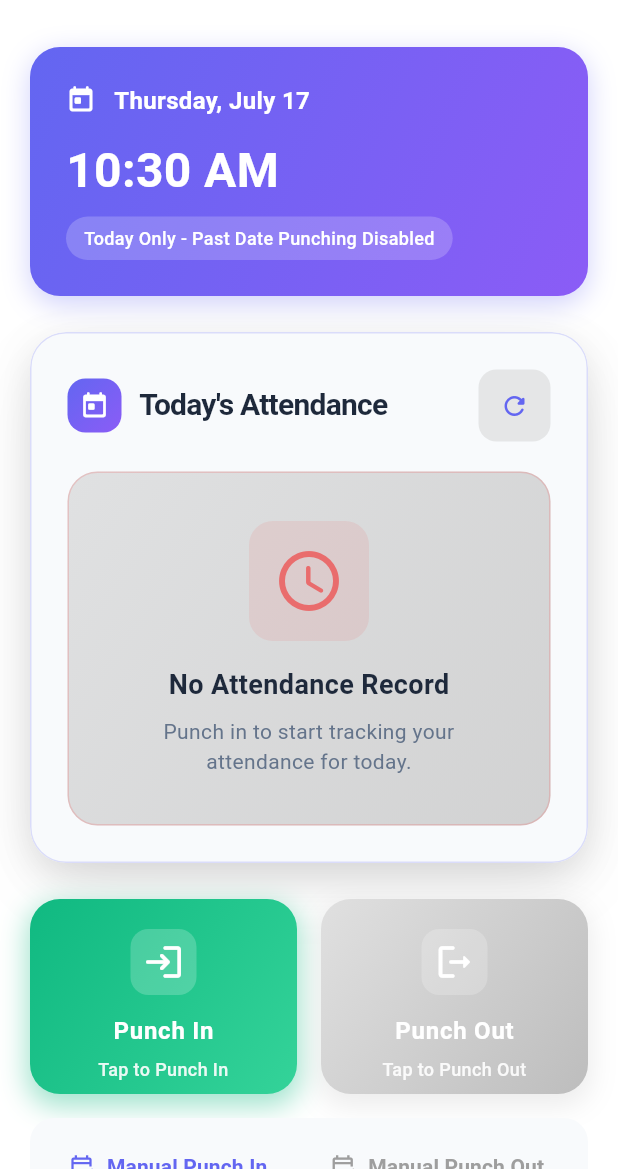
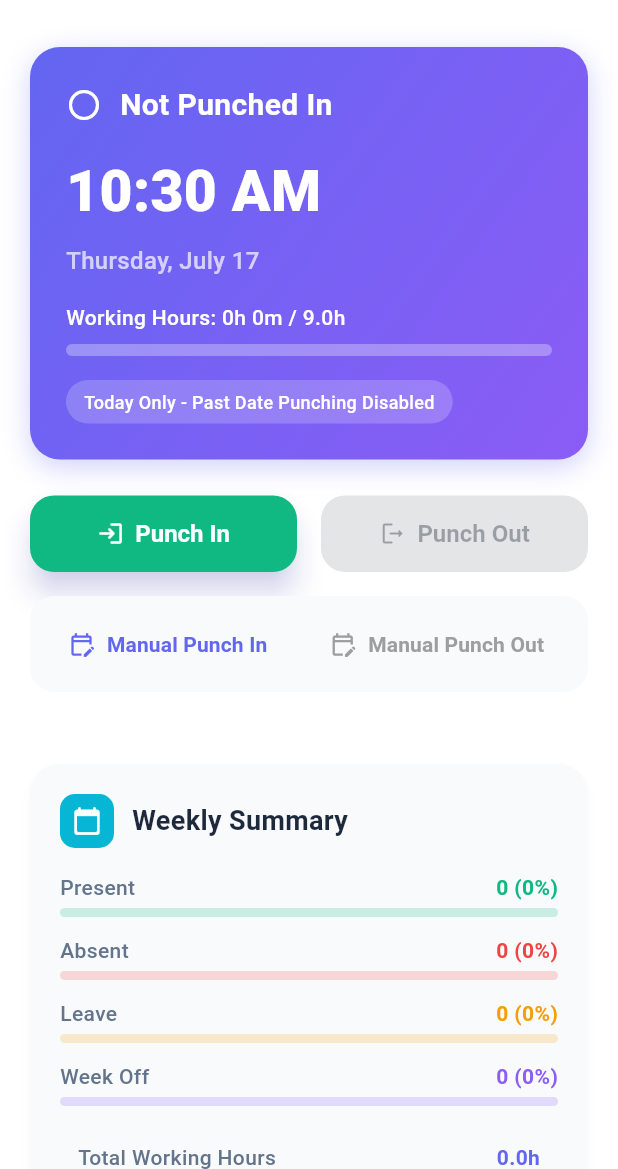
Before and after one commit to suvojit213/attendence_tracker, a Flutter app: the HomeScreen screen opened by its route, on a phone screen of 412 x 824 dp, the part 67-1236 px from its top. Run offline on Flutter 3.47's test engine with Material 3 defaults, Android fonts, the phone set to English and light mode, and no system bars; our stand-ins replace shared_preferences, table_calendar; accounts and stored records are empty.

Commit message:
feat: Implement engaging dashboard redesign on HomeScreen
- Enhanced the main hero section with dynamic punch status indicators and a linear progress bar for working hours.
- Improved the visual appeal and functionality of "Punch In" and "Punch Out" buttons.
- Updated the weekly summary to include visual progress indicators for attendance counts (Present, Absent, Leave, Week Off).
- Removed the now redundant  and its import.

```diff
--- a/lib/screens/home_screen.dart
+++ b/lib/screens/home_screen.dart
@@ -6,7 +6,6 @@ import '../models/attendance_status.dart';
 import '../services/attendance_storage_service.dart';
 import '../utils/app_colors.dart';
 import '../widgets/punch_button.dart';
-import '../widgets/attendance_summary_card.dart';
 import 'calendar_screen.dart';
 import 'settings_screen.dart';
 
@@ -568,25 +567,35 @@ class _HomeScreenState extends State<HomeScreen> with TickerProviderStateMixin {
                         child: Column(
                           crossAxisAlignment: CrossAxisAlignment.start,
                           children: [
+                            // Status Indicator
                             Row(
                               children: [
-                                const Icon(
-                                  Icons.today_rounded,
+                                Icon(
+                                  _todayRecord?.isPunchedIn == true && _todayRecord?.isPunchedOut != true
+                                      ? Icons.timer_rounded // Punched In
+                                      : _todayRecord?.isPunchedOut == true
+                                          ? Icons.check_circle_rounded // Punched Out
+                                          : Icons.circle_outlined, // Not Punched In
                                   color: Colors.white,
-                                  size: 20,
+                                  size: 24,
                                 ),
                                 const SizedBox(width: 12),
                                 Text(
-                                  dateFormatter.format(now),
+                                  _todayRecord?.isPunchedIn == true && _todayRecord?.isPunchedOut != true
+                                      ? 'Punched In'
+                                      : _todayRecord?.isPunchedOut == true
+                                          ? 'Punched Out'
+                                          : 'Not Punched In',
                                   style: const TextStyle(
                                     color: Colors.white,
-                                    fontSize: 16,
-                                    fontWeight: FontWeight.w600,
+                                    fontSize: 20,
+                                    fontWeight: FontWeight.w700,
                                   ),
                                 ),
                               ],
                             ),
-                            const SizedBox(height: 12),
+                            const SizedBox(height: 16),
+                            // Current Time
                             StreamBuilder(
                               stream: Stream.periodic(const Duration(seconds: 1)),
                               builder: (context, snapshot) {
@@ -594,24 +603,53 @@ class _HomeScreenState extends State<HomeScreen> with TickerProviderStateMixin {
                                   timeFormatter.format(DateTime.now()),
                                   style: const TextStyle(
                                     color: Colors.white,
-                                    fontSize: 32,
-                                    fontWeight: FontWeight.w700,
+                                    fontSize: 38,
+                                    fontWeight: FontWeight.w800,
                                   ),
                                 );
                               },
                             ),
                             const SizedBox(height: 8),
+                            // Current Date
+                            Text(
+                              dateFormatter.format(now),
+                              style: const TextStyle(
+                                color: Colors.white70,
+                                fontSize: 16,
+                                fontWeight: FontWeight.w500,
+                              ),
+                            ),
+                            const SizedBox(height: 16),
+                            // Elapsed Time (if punched in)
                             if (_punchInTime != null && _todayRecord?.punchOutTime == null) ...[
                               Text(
                                 'Elapsed: $_elapsedTime',
                                 style: const TextStyle(
                                   color: Colors.white,
-                                  fontSize: 20,
+                                  fontSize: 22,
                                   fontWeight: FontWeight.w600,
                                 ),
                               ),
-                              const SizedBox(height: 8),
+                              const SizedBox(height: 16),
                             ],
+                            // Working Hours Progress Bar
+                            Text(
+                              'Working Hours: ${_todayRecord?.formattedWorkingHours ?? '0h 0m'} / ${_standardWorkingHours.toStringAsFixed(1)}h',
+                              style: const TextStyle(
+                                color: Colors.white,
+                                fontSize: 14,
+                                fontWeight: FontWeight.w500,
+                              ),
+                            ),
+                            const SizedBox(height: 8),
+                            LinearProgressIndicator(
+                              value: (_todayRecord?.workingHours ?? 0.0) / _standardWorkingHours,
+                              backgroundColor: Colors.white.withOpacity(0.3),
+                              valueColor: const AlwaysStoppedAnimation<Color>(Colors.white),
+                              minHeight: 8,
+                              borderRadius: BorderRadius.circular(4),
+                            ),
+                            const SizedBox(height: 16),
                             Container(
                               padding: const EdgeInsets.symmetric(horizontal: 12, vertical: 6),
                               decoration: BoxDecoration(
@@ -633,40 +671,37 @@ class _HomeScreenState extends State<HomeScreen> with TickerProviderStateMixin {
 
                       const SizedBox(height: 24),
 
-                      AttendanceSummaryCard(
-                        record: _todayRecord,
-                        onRefresh: _loadTodayRecord,
-                      ),
-
-                      const SizedBox(height: 24),
-
                       Row(
                         children: [
                           Expanded(
-                            child: PunchButton(
-                              title: 'Punch In',
-                              subtitle: _punchInTime != null && _todayRecord?.punchOutTime == null
-                                  ? 'Elapsed: $_elapsedTime'
-                                  : _todayRecord?.punchInTime != null
-                                      ? DateFormat('h:mm a').format(_todayRecord!.punchInTime!)
-                                      : 'Tap to Punch In',
-                              icon: Icons.login_rounded,
-                              gradient: AppColors.successGradient,
+                            child: ElevatedButton.icon(
                               onPressed: canPunchIn ? () => _performPunchIn() : null,
-                              isCompleted: !canPunchIn,
+                              icon: const Icon(Icons.login_rounded),
+                              label: const Text('Punch In'),
+                              style: ElevatedButton.styleFrom(
+                                backgroundColor: AppColors.success,
+                                foregroundColor: Colors.white,
+                                padding: const EdgeInsets.symmetric(vertical: 16),
+                                textStyle: const TextStyle(fontSize: 16, fontWeight: FontWeight.bold),
+                                shape: RoundedRectangleBorder(borderRadius: BorderRadius.circular(16)),
+                                elevation: 8,
+                              ),
                             ),
                           ),
                           const SizedBox(width: 16),
                           Expanded(
-                            child: PunchButton(
-                              title: 'Punch Out',
-                              subtitle: _todayRecord?.punchOutTime != null
-                                  ? DateFormat('h:mm a').format(_todayRecord!.punchOutTime!)
-                                  : 'Tap to Punch Out',
-                              icon: Icons.logout_rounded,
-                              gradient: AppColors.errorGradient,
+                            child: ElevatedButton.icon(
                               onPressed: canPunchOut ? () => _performPunchOut() : null,
-                              isCompleted: _todayRecord?.isPunchedOut == true,
+                              icon: const Icon(Icons.logout_rounded),
+                              label: const Text('Punch Out'),
+                              style: ElevatedButton.styleFrom(
+                                backgroundColor: AppColors.error,
+                                foregroundColor: Colors.white,
+                                padding: const EdgeInsets.symmetric(vertical: 16),
+                                textStyle: const TextStyle(fontSize: 16, fontWeight: FontWeight.bold),
+                                shape: RoundedRectangleBorder(borderRadius: BorderRadius.circular(16)),
+                                elevation: 8,
+                              ),
                             ),
                           ),
                         ],
@@ -818,6 +853,7 @@ class _HomeScreenState extends State<HomeScreen> with TickerProviderStateMixin {
   }
 
   Widget _buildWeeklySummary() {
+    final totalDays = _weeklyPresentCount + _weeklyAbsentCount + _weeklyLeaveCount + _weeklyWeekOffCount;
     return Card(
       elevation: 4,
       shape: RoundedRectangleBorder(borderRadius: BorderRadius.circular(20)),
@@ -852,18 +888,55 @@ class _HomeScreenState extends State<HomeScreen> with TickerProviderStateMixin {
               ],
             ),
             const SizedBox(height: 16),
-            _buildStatRow('Present', _weeklyPresentCount.toString(), AppColors.success),
+            _buildProgressStatRow('Present', _weeklyPresentCount, totalDays, AppColors.success),
             const SizedBox(height: 12),
-            _buildStatRow('Absent', _weeklyAbsentCount.toString(), AppColors.error),
+            _buildProgressStatRow('Absent', _weeklyAbsentCount, totalDays, AppColors.error),
             const SizedBox(height: 12),
-            _buildStatRow('Leave', _weeklyLeaveCount.toString(), AppColors.warning),
+            _buildProgressStatRow('Leave', _weeklyLeaveCount, totalDays, AppColors.warning),
             const SizedBox(height: 12),
-            _buildStatRow('Week Off', _weeklyWeekOffCount.toString(), AppColors.weekOff),
+            _buildProgressStatRow('Week Off', _weeklyWeekOffCount, totalDays, AppColors.weekOff),
             const SizedBox(height: 12),
             _buildStatRow('Total Working Hours', '${_weeklyTotalWorkingHours.toStringAsFixed(1)}h', Theme.of(context).primaryColor),
           ],
         ),
       ),
+    );
+  }
+
+  Widget _buildProgressStatRow(String label, int count, int total, Color color) {
+    final percentage = total > 0 ? count / total : 0.0;
+    return Column(
+      children: [
+        Row(
+          mainAxisAlignment: MainAxisAlignment.spaceBetween,
+          children: [
+            Text(
+              label,
+              style: TextStyle(
+                fontSize: 14,
+                fontWeight: FontWeight.w500,
+                color: Theme.of(context).textTheme.bodyMedium?.color,
+              ),
+            ),
+            Text(
+              '${count} (${(percentage * 100).toStringAsFixed(0)}%)',
+              style: TextStyle(
+                fontSize: 14,
+                fontWeight: FontWeight.w700,
+                color: color,
+              ),
+            ),
+          ],
+        ),
+        const SizedBox(height: 4),
+        LinearProgressIndicator(
+          value: percentage,
+          backgroundColor: color.withOpacity(0.2),
+          valueColor: AlwaysStoppedAnimation<Color>(color),
+          minHeight: 6,
+          borderRadius: BorderRadius.circular(3),
+        ),
+      ],
     );
   }
 
```
